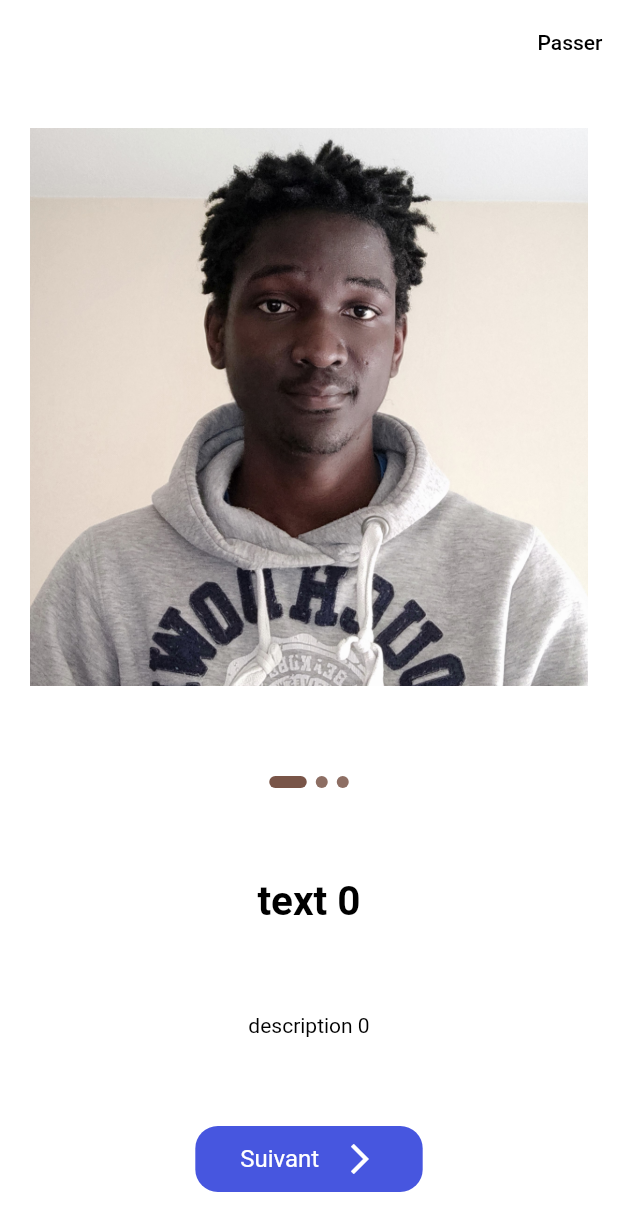
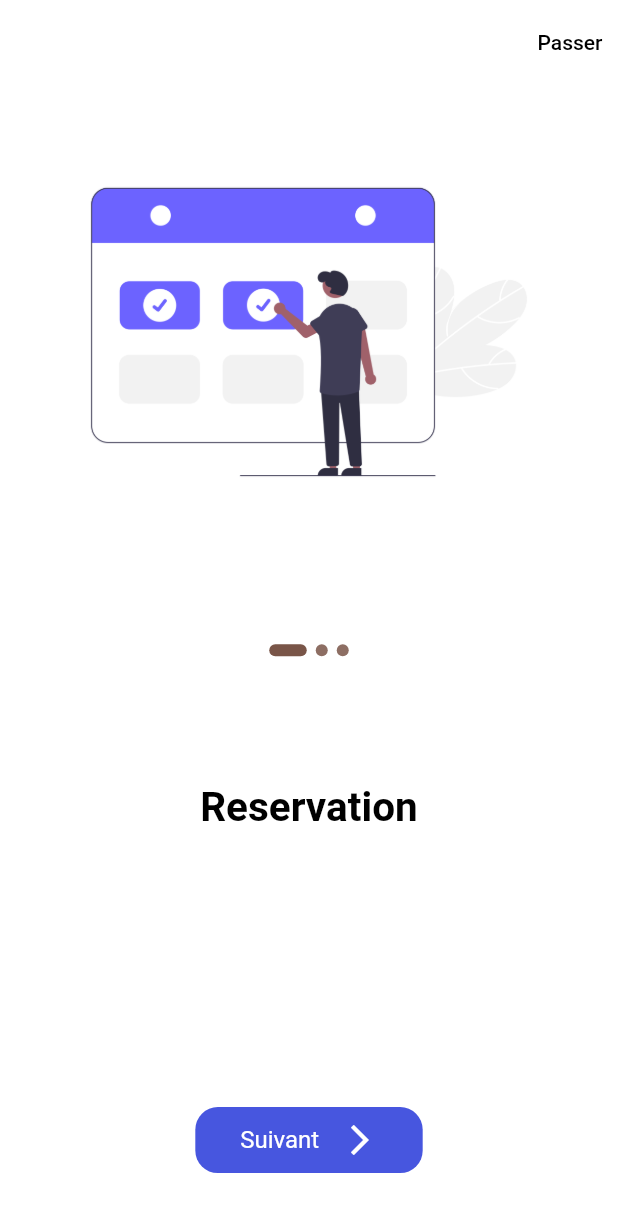
Before and after one commit to essengogroup/touri-touri, a Flutter app: the screen it shows after launch, on a phone screen of 412 x 824 dp. Shown: the top 1231 px of the screen. Run offline on Flutter 3.47's test engine with Material 2 defaults, Android fonts, the phone set to English and light mode, and no system bars; our stand-ins replace animated_splash_screen, curved_navigation_bar, font_awesome_flutter, shared_preferences.

Commit message:
Creation du splash native, d'une icon d'application et d'autre detail appBarWidget.

```diff
--- a/lib/models/onboard/onboard_model.dart
+++ b/lib/models/onboard/onboard_model.dart
@@ -13,7 +13,7 @@ class OnboardModel{
 }
 
 List<OnboardModel> screens = <OnboardModel>[
-  OnboardModel(image: "assets/images/web.jpg", text: "text 0", description: "description 0", background: Colors.white, button: Color(0xFF4756DF)),
-  OnboardModel(image: "assets/images/web.jpg", text: "text 1", description: "description 1", background: Colors.white, button: Color(0xFF4756DF)),
-  OnboardModel(image: "assets/images/web.jpg", text: "text 2", description: "description 2", background: Colors.white, button: Color(0xFF4756DF)),
+  OnboardModel(image: "assets/images/Onb01.png", text: "Reservation", description: " ", background: Colors.white, button: Color(0xFF4756DF)),
+  OnboardModel(image: "assets/images/Onb02.png", text: "Visiter", description: " ", background: Colors.white, button: Color(0xFF4756DF)),
+  OnboardModel(image: "assets/images/Onb03.png", text: "Commercer l'aventure", description: " ", background: Colors.white, button: Color(0xFF4756DF)),
 ];
--- a/lib/screens/activity_page/activity_page.dart
+++ b/lib/screens/activity_page/activity_page.dart
@@ -1,4 +1,5 @@
 import 'package:flutter/material.dart';
+import 'package:touritouri/widgets/app_bar_widget.dart';
 
 class ActivityPage extends StatefulWidget {
   const ActivityPage({Key? key}) : super(key: key);
@@ -10,8 +11,9 @@ class ActivityPage extends StatefulWidget {
 class _ActivityPageState extends State<ActivityPage> {
   @override
   Widget build(BuildContext context) {
-    return const Scaffold(
-      body: Center(child: Text('page Activity'),),
+    return  Scaffold(
+      appBar: appBarWidget(context),
+      body: const Center(child: Text('page Activity'),),
     );
   }
 }
--- a/lib/screens/person_page/person_page.dart
+++ b/lib/screens/person_page/person_page.dart
@@ -1,4 +1,5 @@
 import 'package:flutter/material.dart';
+import 'package:touritouri/widgets/app_bar_widget.dart';
 
 class PersonPage extends StatefulWidget {
   const PersonPage({Key? key}) : super(key: key);
@@ -10,7 +11,8 @@ class PersonPage extends StatefulWidget {
 class _PersonPageState extends State<PersonPage> {
   @override
   Widget build(BuildContext context) {
-    return const Scaffold(
+    return  Scaffold(
+      appBar: appBarWidget(context),
       body: Center(child: Text('Page de profile'),),
     );
   }
--- a/lib/screens/trophy_page/trophy_page.dart
+++ b/lib/screens/trophy_page/trophy_page.dart
@@ -1,4 +1,5 @@
 import 'package:flutter/material.dart';
+import 'package:touritouri/widgets/app_bar_widget.dart';
 
 class TrophyPage extends StatefulWidget {
   const TrophyPage({Key? key}) : super(key: key);
@@ -10,7 +11,8 @@ class TrophyPage extends StatefulWidget {
 class _TrophyPageState extends State<TrophyPage> {
   @override
   Widget build(BuildContext context) {
-    return const Scaffold(
+    return  Scaffold(
+      appBar: appBarWidget(context),
       body: Center(child: Text('Page Prophet'),),
     );
   }
```
Also changed, not shown: pubspec.yaml (+25 -1 lines), assets/images/Onb01.png (added), assets/images/Onb02.png (added), assets/images/Onb03.png (added), assets/images/logo_icon.jpg (added), assets/images/logo_splash.jpg (added), assets/images/web.jpg (deleted).
